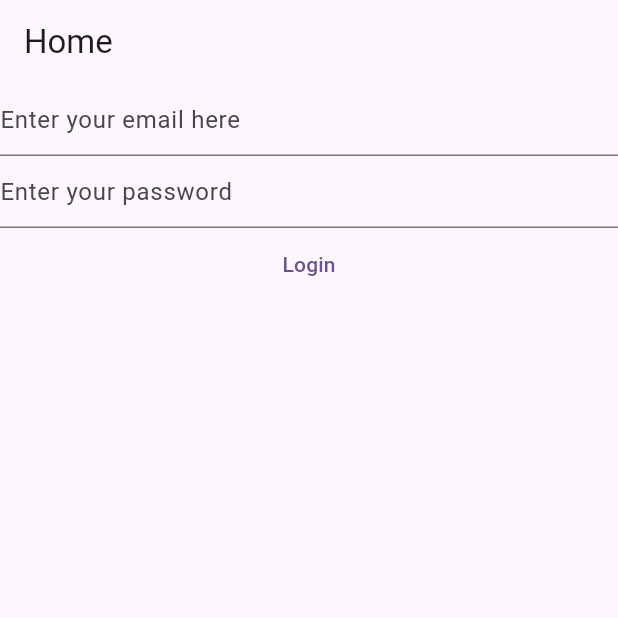
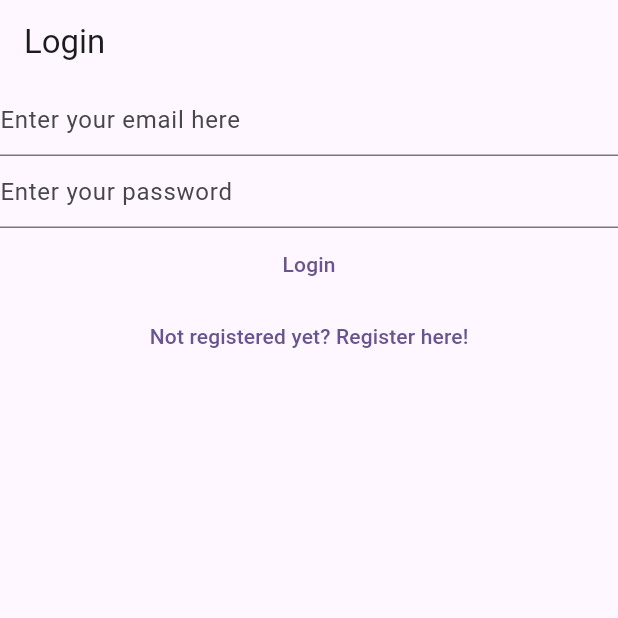
Before and after one commit to pabloboo/mynotes, a Flutter app: the screen it shows after launch, on a phone screen of 412 x 824 dp, the top half of it. Run offline on Flutter 3.47's test engine with Material 3 defaults, Android fonts, the phone set to English and light mode, and no system bars; our stand-ins replace firebase_auth, firebase_core; accounts and stored records are empty.

Commit message:
Link between login and register views

```diff
--- a/lib/main.dart
+++ b/lib/main.dart
@@ -3,6 +3,8 @@ import 'package:firebase_core/firebase_core.dart';
 import 'package:flutter/material.dart';
 import 'package:mynotes/firebase_options.dart';
 import 'package:mynotes/views/login_view.dart';
+import 'package:mynotes/views/register_vew.dart';
+import 'package:mynotes/views/verify_email_view.dart';
 
 void main() {
   WidgetsFlutterBinding.ensureInitialized();
@@ -14,6 +16,10 @@ void main() {
         useMaterial3: true,
       ),
       home: const HomePage(),
+      routes: {
+        '/login/': (context) => const LoginView(),
+        '/register/': (context) => const RegisterView(),
+      },
     )
   );
 }
@@ -23,55 +29,28 @@ class HomePage extends StatelessWidget {
 
   @override
   Widget build(BuildContext context) {
-    return Scaffold(
-      appBar: AppBar(
-        title: const Text('Home'),
-      ),
-      body: FutureBuilder(
+    return FutureBuilder(
       future: Firebase.initializeApp(
           options: DefaultFirebaseOptions.currentPlatform,
         ),
       builder: (context, snapshot) {
         switch (snapshot.connectionState) {
           case ConnectionState.done:
-                // final user = FirebaseAuth.instance.currentUser;
-                // if (user?.emailVerified ?? false) {
-                //   print('You are a verified user');
-                // } else {
-                //   print('You need to verify your email first');
-                //   return const VerifyEmailView();
-                // }
+            final user = FirebaseAuth.instance.currentUser;
+            if (user != null) {
+              if (user.emailVerified) {
+                print('Email verified');
+              } else {
+                return const VerifyEmailView();
+              }
+            } else {
               return const LoginView();
+            }
+            return const Text('Done');
           default:
-                return const Text('Loading...');
+            return const CircularProgressIndicator();
         }
       },
-        ),
     );
   }
 }
-
-class VerifyEmailView extends StatefulWidget {
-  const VerifyEmailView({super.key});
-
-  @override
-  State<VerifyEmailView> createState() => _VerifyEmailViewState();
-}
-
-class _VerifyEmailViewState extends State<VerifyEmailView> {
-  @override
-  Widget build(BuildContext context) {
-    return Column(
-        children: [
-          const Text('Please verify your email address'),
-          TextButton(
-            onPressed: () async {
-              final user = FirebaseAuth.instance.currentUser;
-              await user?.sendEmailVerification();
-            },
-            child: const Text('Send email verification')
-          )
-        ],
-      );
-  }
-}
--- a/lib/views/login_view.dart
+++ b/lib/views/login_view.dart
@@ -29,7 +29,11 @@ class _LoginViewState extends State<LoginView> {
 
   @override
   Widget build(BuildContext context) {
-    return Column(
+    return Scaffold(
+      appBar: AppBar(
+        title: const Text('Login'),
+      ),
+      body: Column(
         children: [
           TextField(
             controller: _email,
@@ -71,7 +75,15 @@ class _LoginViewState extends State<LoginView> {
             },
             child: const Text('Login'),
           ),
+          TextButton(onPressed: () {
+            Navigator.of(context).pushNamedAndRemoveUntil(
+              '/register/',
+             (route) => false
+            );
+          },
+          child: const Text('Not registered yet? Register here!'))
         ],
+      ),
     );
   }
 
--- a/lib/views/register_vew.dart
+++ b/lib/views/register_vew.dart
@@ -31,7 +31,11 @@ class _RegisterViewState extends State<RegisterView> {
 
   @override
   Widget build(BuildContext context) {
-    return Column(
+    return Scaffold(
+      appBar: AppBar(
+        title: const Text('Register'),
+      ),
+      body: Column(
         children: [
           TextField(
             controller: _email,
@@ -77,7 +81,17 @@ class _RegisterViewState extends State<RegisterView> {
             },
             child: const Text('Register'),
           ),
+          TextButton(
+            onPressed: () {
+              Navigator.of(context).pushNamedAndRemoveUntil(
+                '/login/',
+                (route) => false
+              );
+            },
+            child: const Text('Already registered? Login here!'),
+          )
         ],
+      ),
     );
   }
 }
```
Also changed, not shown: lib/views/verify_email_view.dart (added, +32 -0 lines), 1 other file. Lines whose indentation alone changed are shown as unchanged.
